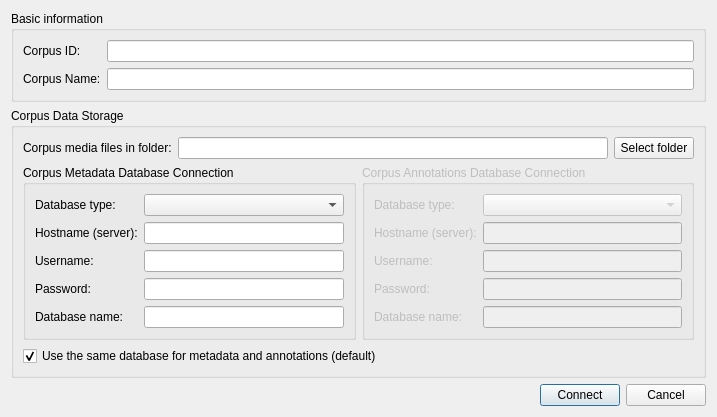
Qt form app/corpus/CorpusDatabaseConnectionDialog.ui (praaline/Praaline) before a commit.
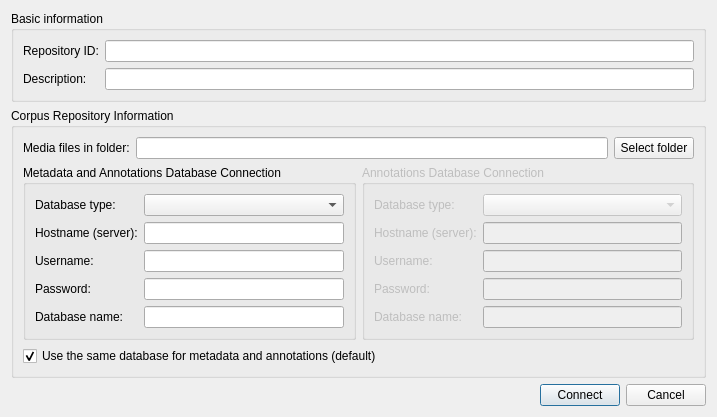
The same form after that commit.

What changed in the file:
```diff
--- a/app/corpus/CorpusDatabaseConnectionDialog.ui
+++ b/app/corpus/CorpusDatabaseConnectionDialog.ui
@@ -7,7 +7,7 @@
     <x>0</x>
     <y>0</y>
     <width>717</width>
-    <height>378</height>
+    <height>417</height>
    </rect>
   </property>
   <property name="windowTitle">
@@ -26,7 +26,7 @@
       <item row="0" column="0">
        <widget class="QLabel" name="labelCorpusID">
         <property name="text">
-         <string>Corpus ID:</string>
+         <string>Repository ID:</string>
         </property>
        </widget>
       </item>
@@ -36,7 +36,7 @@
       <item row="1" column="0">
        <widget class="QLabel" name="labelCorpusName">
         <property name="text">
-         <string>Corpus Name:</string>
+         <string>Description:</string>
         </property>
        </widget>
       </item>
@@ -88,7 +88,7 @@
    <item row="1" column="0" colspan="3">
     <widget class="QGroupBox" name="groupBoxData">
      <property name="title">
-      <string>Corpus Data Storage</string>
+      <string>Corpus Repository Information</string>
      </property>
      <layout class="QGridLayout" name="gridLayout_4">
       <item row="0" column="0">
@@ -96,7 +96,7 @@
         <item row="0" column="0">
          <widget class="QLabel" name="labelBaseFolder">
           <property name="text">
-           <string>Corpus media files in folder:</string>
+           <string>Media files in folder:</string>
           </property>
          </widget>
         </item>
@@ -117,7 +117,7 @@
         <item row="0" column="0">
          <widget class="QGroupBox" name="groupBoxMetadataDb">
           <property name="title">
-           <string>Corpus Metadata Database Connection</string>
+           <string>Metadata and Annotations Database Connection</string>
           </property>
           <layout class="QGridLayout" name="gridLayout">
            <item row="0" column="0">
@@ -179,7 +179,7 @@
            <bool>false</bool>
           </property>
           <property name="title">
-           <string>Corpus Annotations Database Connection</string>
+           <string>Annotations Database Connection</string>
           </property>
           <property name="checkable">
            <bool>false</bool>
```
